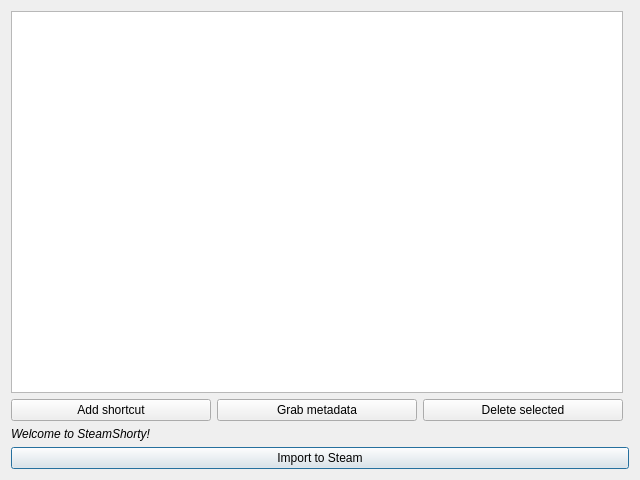
Qt form main_window.ui (OmarQurashi868/shortyQt) before a commit.
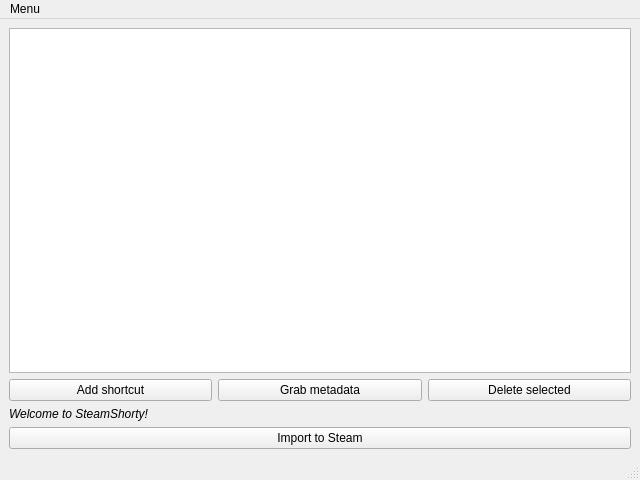
The same form after that commit.

Commit message: darktheme and main window

```diff
--- a/main_window.ui
+++ b/main_window.ui
@@ -1,7 +1,7 @@
 <?xml version="1.0" encoding="UTF-8"?>
 <ui version="4.0">
- <class>Dialog</class>
- <widget class="QDialog" name="Dialog">
+ <class>MainWindow</class>
+ <widget class="QMainWindow" name="MainWindow">
   <property name="geometry">
    <rect>
     <x>0</x>
@@ -13,21 +13,34 @@
   <property name="windowTitle">
    <string>SteamShorty</string>
   </property>
-  <layout class="QGridLayout" name="gridLayout">
-   <item row="2" column="0" colspan="2">
-    <widget class="QLabel" name="statusLabel">
-     <property name="font">
-      <font>
-       <italic>true</italic>
-       <bold>false</bold>
-      </font>
-     </property>
+  <widget class="QWidget" name="centralwidget">
+   <layout class="QGridLayout" name="gridLayout_2">
+    <item row="1" column="0">
+     <layout class="QHBoxLayout" name="horizontalLayout">
+      <item>
+       <widget class="QPushButton" name="addButton">
+        <property name="text">
+         <string>Add shortcut</string>
+        </property>
+       </widget>
+      </item>
+      <item>
+       <widget class="QPushButton" name="metadataButton">
      <property name="text">
-      <string>Welcome to SteamShorty!</string>
+         <string>Grab metadata</string>
      </property>
     </widget>
    </item>
-   <item row="3" column="0" colspan="2">
+      <item>
+       <widget class="QPushButton" name="deleteButton">
+        <property name="text">
+         <string>Delete selected</string>
+        </property>
+       </widget>
+      </item>
+     </layout>
+    </item>
+    <item row="3" column="0">
     <widget class="QPushButton" name="importButton">
      <property name="toolTip">
       <string/>
@@ -159,32 +172,66 @@
      </property>
     </widget>
    </item>
-   <item row="1" column="0">
-    <layout class="QHBoxLayout" name="horizontalLayout">
-     <item>
-      <widget class="QPushButton" name="addButton">
+    <item row="2" column="0">
+     <widget class="QLabel" name="statusLabel">
+      <property name="font">
+       <font>
+        <italic>true</italic>
+        <bold>false</bold>
+       </font>
+      </property>
        <property name="text">
-        <string>Add shortcut</string>
+       <string>Welcome to SteamShorty!</string>
        </property>
       </widget>
      </item>
-     <item>
-      <widget class="QPushButton" name="metadataButton">
-       <property name="text">
-        <string>Grab metadata</string>
-       </property>
-      </widget>
-     </item>
-     <item>
-      <widget class="QPushButton" name="deleteButton">
+   </layout>
+  </widget>
+  <widget class="QMenuBar" name="menubar">
+   <property name="geometry">
+    <rect>
+     <x>0</x>
+     <y>0</y>
+     <width>640</width>
+     <height>22</height>
+    </rect>
+   </property>
+   <property name="defaultUp">
+    <bool>false</bool>
+   </property>
+   <property name="nativeMenuBar">
+    <bool>true</bool>
+   </property>
+   <widget class="QMenu" name="menuMenu">
+    <property name="title">
+     <string>Menu</string>
+    </property>
+    <addaction name="actionSetup_2"/>
+    <addaction name="actionExit_2"/>
+   </widget>
+   <addaction name="menuMenu"/>
+  </widget>
+  <widget class="QStatusBar" name="statusbar"/>
+  <action name="actionSetup">
        <property name="text">
-        <string>Delete selected</string>
-       </property>
-      </widget>
-     </item>
-    </layout>
-   </item>
-  </layout>
+    <string>Setup</string>
+   </property>
+  </action>
+  <action name="actionExit">
+   <property name="text">
+    <string>Exit</string>
+   </property>
+  </action>
+  <action name="actionSetup_2">
+   <property name="text">
+    <string>Setup</string>
+   </property>
+  </action>
+  <action name="actionExit_2">
+   <property name="text">
+    <string>Exit</string>
+   </property>
+  </action>
  </widget>
  <resources/>
  <connections/>
```
Lines whose indentation alone changed are shown as unchanged. The commit also changes 2 other files.
